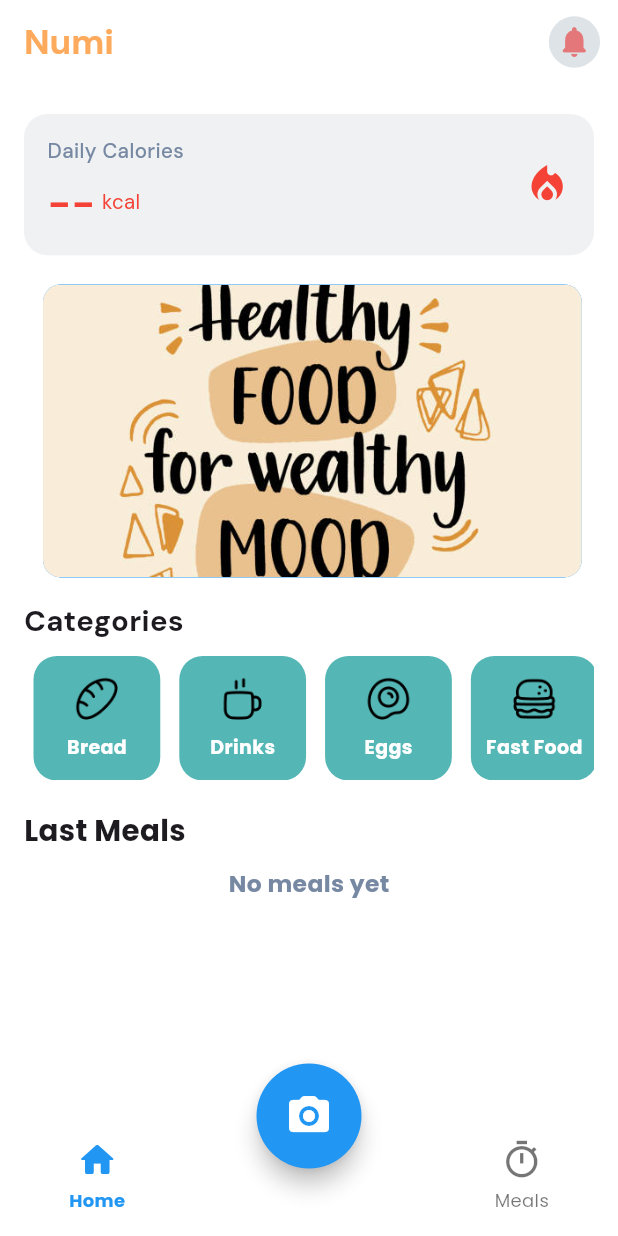
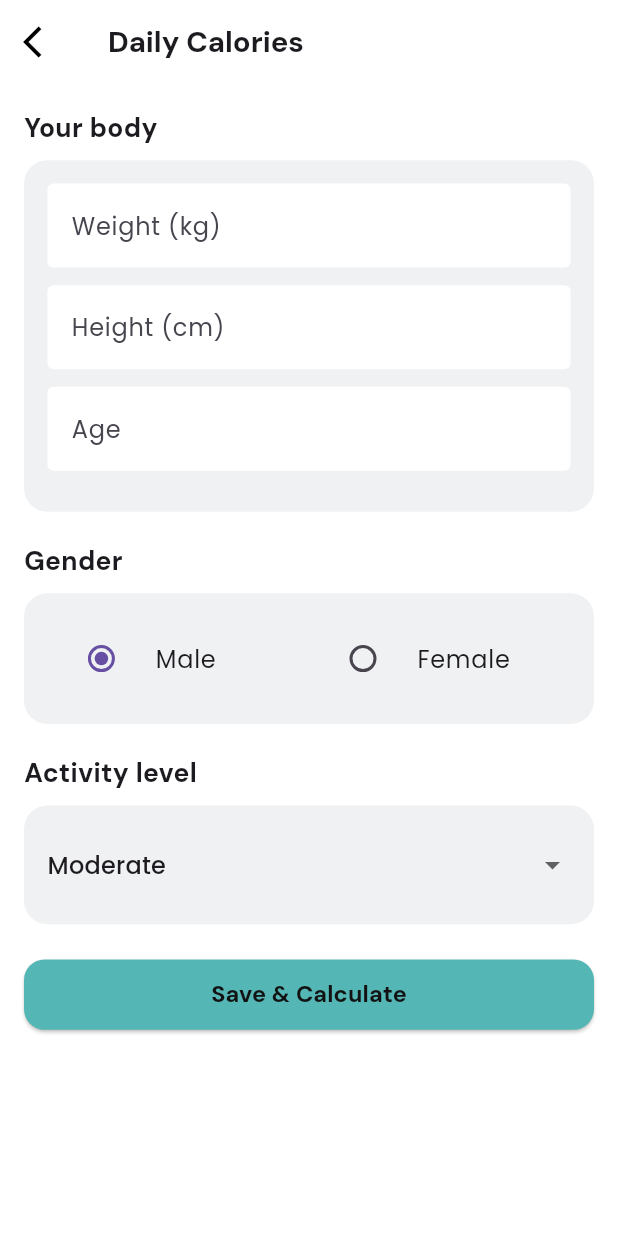
Before and after one commit to MahmudjonA/Numi, a Flutter app: the screen it shows after launch, after a tap on "Daily Calories", on a phone screen of 412 x 824 dp. Run offline on Flutter 3.47's test engine with Material 3 defaults, Android fonts, the phone set to English and light mode, and no system bars; our stand-ins replace dio, flutter_bloc, flutter_screenutil, get_it, google_fonts, hive and 3 more; accounts and stored records are empty.

Commit message:
Added Daily Category

```diff
--- a/lib/bloc_provider.dart
+++ b/lib/bloc_provider.dart
@@ -1,6 +1,7 @@
 import 'package:flutter/material.dart';
 import 'package:flutter_bloc/flutter_bloc.dart';
 import 'package:numi/features/home/presentation/bloc/meal/meal_bloc.dart';
+import 'package:numi/features/home/presentation/bloc/user_body_info/user_body_info_bloc.dart';
 
 import 'core/di/service_locator.dart';
 import 'features/home/presentation/bloc/food_prediction/food_prediction_bloc.dart';
@@ -19,6 +20,9 @@ class MyBlocProvider extends StatelessWidget {
           create: (context) => sl<FoodPredictionBloc>(),
         ),
         BlocProvider<MealBloc>(create: (context) => sl<MealBloc>()),
+        BlocProvider<UserBodyInfoBloc>(
+          create: (context) => sl<UserBodyInfoBloc>(),
+        ),
       ],
       child: child,
     );
--- a/lib/core/di/service_locator.dart
+++ b/lib/core/di/service_locator.dart
@@ -11,20 +11,34 @@ import 'package:numi/features/home/domain/repositories/meal_repo.dart';
 import 'package:numi/features/home/domain/use_cases/add_meal_use_case.dart';
 import 'package:numi/features/home/domain/use_cases/food_prediction_use_case.dart';
 import 'package:hive_flutter/hive_flutter.dart';
+import '../../features/home/data/data_sources/local/user_body_local_data_source.dart';
+import '../../features/home/data/data_sources/local/user_body_local_data_source_impl.dart';
 import '../../features/home/data/models/meal_model.dart';
+import '../../features/home/data/models/user_body_info_model.dart';
+import '../../features/home/data/repositories/user_body_repository_impl.dart';
+import '../../features/home/domain/repositories/user_body_repo.dart';
+import '../../features/home/domain/use_cases/calculate_daily_calories_use_case.dart';
 import '../../features/home/domain/use_cases/delete_meal_use_case.dart';
 import '../../features/home/domain/use_cases/get_meal_use_case.dart';
+import '../../features/home/domain/use_cases/get_user_body_info_use_case.dart';
+import '../../features/home/domain/use_cases/save_user_body_info_use_case.dart';
 import '../../features/home/presentation/bloc/food_prediction/food_prediction_bloc.dart';
 import '../../features/home/presentation/bloc/meal/meal_bloc.dart';
 import '../../features/home/presentation/bloc/meal/meal_event.dart';
+import '../../features/home/presentation/bloc/user_body_info/user_body_info_bloc.dart';
+import '../../features/home/presentation/bloc/user_body_info/user_body_info_event.dart';
 
 final sl = GetIt.instance;
 
 Future<void> setup() async {
   sl.registerLazySingleton(() => Dio());
   await Hive.initFlutter();
+
   Hive.registerAdapter(MealModelAdapter());
+  Hive.registerAdapter(UserBodyInfoModelAdapter());
+
   await Hive.openBox<MealModel>('meals');
+  await Hive.openBox<UserBodyInfoModel>('user_body');
 
   //! Data sources
   sl.registerLazySingleton<FoodPredictionRemoteDataSource>(
@@ -35,20 +49,35 @@ Future<void> setup() async {
     () => MealLocalDataSourceImpl(),
   );
 
+  sl.registerLazySingleton<UserBodyLocalDataSource>(
+    () => UserBodyLocalDataSourceImpl(),
+  );
+
   //! Repositories
   sl.registerLazySingleton<FoodPredictionRepo>(
     () => FoodPredictionImpl(remoteDataSource: sl()),
   );
   sl.registerLazySingleton<MealRepo>(() => MealRepositoryImpl(sl()));
 
+  sl.registerLazySingleton<UserBodyRepo>(() => UserBodyRepositoryImpl(sl()));
+
   //! Use cases
   sl.registerLazySingleton(() => FoodPredictionUseCase(sl()));
   sl.registerLazySingleton(() => AddMealUseCase(sl()));
   sl.registerLazySingleton(() => GetMealsUseCase(sl()));
   sl.registerLazySingleton(() => DeleteMealUseCase(sl()));
+  sl.registerLazySingleton(() => GetUserBodyInfoUseCase(sl()));
+  sl.registerLazySingleton(() => SaveUserBodyInfoUseCase(sl()));
+  sl.registerLazySingleton(() => CalculateDailyCaloriesUseCase());
+
 
   //! Bloc
   sl.registerLazySingleton(() => FoodPredictionBloc(sl()));
-  sl.registerLazySingleton(() => MealBloc(sl(), sl(), sl())..add(LoadMealsEvent()));
+  sl.registerLazySingleton(
+    () => MealBloc(sl(), sl(), sl())..add(LoadMealsEvent()),
+  );
 
+  sl.registerLazySingleton(
+    () => UserBodyInfoBloc(sl(), sl(),sl())..add(LoadUserBodyInfoEvent()),
+  );
 }
--- /dev/null
+++ b/lib/features/home/data/data_sources/local/user_body_local_data_source_impl.dart
@@ -0,0 +1,61 @@
+import 'package:hive/hive.dart';
+import '../../../domain/entities/user_body_info.dart';
+import '../../models/user_body_info_model.dart';
+import 'user_body_local_data_source.dart';
+import '../../../../../core/logger.dart';
+
+class UserBodyLocalDataSourceImpl implements UserBodyLocalDataSource {
+  static const String _boxName = 'user_body';
+  static const String _key = 'user_body_info';
+
+  Box<UserBodyInfoModel> get _box => Hive.box<UserBodyInfoModel>(_boxName);
+
+  @override
+  Future<UserBodyInfoModel?> getUserBodyInfo() async {
+    try {
+      LoggerService.info('📦 [Hive] Fetching user body info...');
+
+      final bodyInfo = _box.get(_key);
+
+      if (bodyInfo == null) {
+        LoggerService.warning('⚠️ [Hive] No user body info found');
+        return null;
+      }
+
+      LoggerService.debug(
+        '✅ [Hive] User body info loaded '
+        '(weight=${bodyInfo.weightKg}, height=${bodyInfo.heightCm})',
+      );
+
+      return bodyInfo;
+    } catch (e) {
+      LoggerService.error(
+        '❌ [Hive] Failed to fetch user body info | Error: $e',
+      );
+      rethrow;
+    }
+  }
+
+  @override
+  Future<void> saveUserBodyInfo({
+    required UserBodyInfoModel userBodyInfo,
+  }) async {
+    try {
+      LoggerService.info(
+        '📦 [Hive] Saving user body info '
+        '(weight=${userBodyInfo.weightKg}, '
+        'height=${userBodyInfo.heightCm}, '
+        'age=${userBodyInfo.age}, '
+        'gender=${Gender.values[userBodyInfo.gender]}, '
+        'activity=${ActivityLevel.values[userBodyInfo.activityLevel]})',
+      );
+
+      await _box.put(_key, userBodyInfo);
+
+      LoggerService.debug('✅ [Hive] User body info saved successfully');
+    } catch (e) {
+      LoggerService.error('❌ [Hive] Failed to save user body info | Error: $e');
+      rethrow;
+    }
+  }
+}
--- a/lib/features/home/data/models/meal_model.dart
+++ b/lib/features/home/data/models/meal_model.dart
@@ -1,7 +1,7 @@
 import 'package:hive/hive.dart';
 import '../../domain/entities/meal.dart';
+part 'meal_model.g.dart';
 
-part 'meal_model.g.dart';
 @HiveType(typeId: 0)
 class MealModel extends HiveObject {
   @HiveField(0)
--- /dev/null
+++ b/lib/features/home/data/models/user_body_info_model.dart
@@ -0,0 +1,51 @@
+import 'package:hive/hive.dart';
+import '../../domain/entities/user_body_info.dart';
+part 'user_body_info_model.g.dart';
+
+@HiveType(typeId: 1)
+class UserBodyInfoModel extends HiveObject {
+  @HiveField(0)
+  final double weightKg;
+
+  @HiveField(1)
+  final double heightCm;
+
+  @HiveField(2)
+  final int age;
+
+  @HiveField(3)
+  final int gender; // enum index
+
+  @HiveField(4)
+  final int activityLevel; // enum index
+
+  UserBodyInfoModel({
+    required this.weightKg,
+    required this.heightCm,
+    required this.age,
+    required this.gender,
+    required this.activityLevel,
+  });
+
+  /// Model → Entity
+  UserBodyInfo toEntity() {
+    return UserBodyInfo(
+      weightKg: weightKg,
+      heightCm: heightCm,
+      age: age,
+      gender: Gender.values[gender],
+      activityLevel: ActivityLevel.values[activityLevel],
+    );
+  }
+
+  /// Entity → Model
+  factory UserBodyInfoModel.fromEntity(UserBodyInfo entity) {
+    return UserBodyInfoModel(
+      weightKg: entity.weightKg,
+      heightCm: entity.heightCm,
+      age: entity.age,
+      gender: entity.gender.index,
+      activityLevel: entity.activityLevel.index,
+    );
+  }
+}
--- /dev/null
+++ b/lib/features/home/data/repositories/user_body_repository_impl.dart
@@ -0,0 +1,26 @@
+import 'package:numi/features/home/data/data_sources/local/user_body_local_data_source.dart';
+import 'package:numi/features/home/data/models/user_body_info_model.dart';
+import 'package:numi/features/home/domain/entities/user_body_info.dart';
+import 'package:numi/features/home/domain/repositories/user_body_repo.dart';
+
+class UserBodyRepositoryImpl implements UserBodyRepo {
+  final UserBodyLocalDataSource localDataSource;
+
+  UserBodyRepositoryImpl(this.localDataSource);
+
+  @override
+  Future<UserBodyInfo?> getUserBodyInfo() async {
+    final model = await localDataSource.getUserBodyInfo();
+
+    if (model == null) return null;
+
+    return model.toEntity();
+  }
+
+  @override
+  Future<void> saveUserBodyInfo({required UserBodyInfo userBodyInfo}) async {
+    final model = UserBodyInfoModel.fromEntity(userBodyInfo);
+
+    await localDataSource.saveUserBodyInfo(userBodyInfo: model);
+  }
+}
--- a/lib/features/home/domain/entities/user_body_info.dart
+++ b/lib/features/home/domain/entities/user_body_info.dart
@@ -1,14 +1,14 @@
 enum Gender {
-  male,
-  female,
+  Male,
+  Female,
 }
 
 enum ActivityLevel {
-  sedentary,
-  light,
-  moderate,
-  active,
-  veryActive,
+  Sedentary,
+  Light,
+  Moderate,
+  Active,
+  VeryActive,
 }
 
 class UserBodyInfo {
--- a/lib/features/home/domain/repositories/user_body_repo.dart
+++ b/lib/features/home/domain/repositories/user_body_repo.dart
@@ -1,7 +1,7 @@
 import 'package:numi/features/home/domain/entities/user_body_info.dart';
 
 abstract class UserBodyRepo {
-  Future<UserBodyInfo> getUserBodyInfo();
+  Future<UserBodyInfo?> getUserBodyInfo();
 
-  Future<void> updateUserBodyInfo({required UserBodyInfo userBodyInfo});
+  Future<void> saveUserBodyInfo({required UserBodyInfo userBodyInfo});
 }
--- a/lib/features/home/domain/use_cases/get_user_body_info_use_case.dart
+++ b/lib/features/home/domain/use_cases/get_user_body_info_use_case.dart
@@ -6,7 +6,7 @@ class GetUserBodyInfoUseCase {
 
   GetUserBodyInfoUseCase(this.userBodyRepo);
 
-  Future<UserBodyInfo> call() {
+  Future<UserBodyInfo?> call() {
     return userBodyRepo.getUserBodyInfo();
   }
 }
--- a/lib/features/home/domain/use_cases/update_user_body_info_use_case.dart
+++ b/lib/features/home/domain/use_cases/save_user_body_info_use_case.dart
@@ -1,12 +1,12 @@
 import 'package:numi/features/home/domain/repositories/user_body_repo.dart';
 import '../entities/user_body_info.dart';
 
-class UpdateUserBodyInfoUseCase {
+class SaveUserBodyInfoUseCase {
   final UserBodyRepo userRepository;
 
-  UpdateUserBodyInfoUseCase(this.userRepository);
+  SaveUserBodyInfoUseCase(this.userRepository);
 
   Future<void> call(UserBodyInfo bodyInfo) {
-    return userRepository.updateUserBodyInfo(userBodyInfo: bodyInfo);
+    return userRepository.saveUserBodyInfo(userBodyInfo: bodyInfo);
   }
 }
--- /dev/null
+++ b/lib/features/home/presentation/bloc/user_body_info/user_body_info_bloc.dart
@@ -0,0 +1,55 @@
+import 'package:flutter_bloc/flutter_bloc.dart';
+import 'package:numi/features/home/domain/use_cases/get_user_body_info_use_case.dart';
+import 'package:numi/features/home/domain/use_cases/save_user_body_info_use_case.dart';
+
+import '../../../domain/use_cases/calculate_daily_calories_use_case.dart';
+import 'user_body_info_event.dart';
+import 'user_body_info_state.dart';
+
+class UserBodyInfoBloc extends Bloc<UserBodyInfoEvent, UserBodyInfoState> {
+  final GetUserBodyInfoUseCase getUserBodyInfoUseCase;
+  final SaveUserBodyInfoUseCase saveUserBodyInfoUseCase;
+  final CalculateDailyCaloriesUseCase calculateDailyCaloriesUseCase;
+
+  UserBodyInfoBloc(
+    this.getUserBodyInfoUseCase,
+    this.saveUserBodyInfoUseCase,
+    this.calculateDailyCaloriesUseCase,
+  ) : super(UserBodyInfoInitial()) {
+    /// LOAD
+    on<LoadUserBodyInfoEvent>((event, emit) async {
+      emit(UserBodyInfoLoading());
+
+      try {
+        final info = await getUserBodyInfoUseCase();
+
+        if (info == null) {
+          emit(UserBodyInfoEmpty());
+          return;
+        }
+
+        final calories = calculateDailyCaloriesUseCase(info);
+
+        emit(UserBodyInfoLoaded(userBodyInfo: info, dailyCalories: calories));
+      } catch (e) {
+        emit(UserBodyInfoError(message: e.toString()));
+      }
+    });
+
+    /// SAVE / UPDATE
+    on<SaveUserBodyInfoEvent>((event, emit) async {
+      emit(UserBodyInfoLoading());
+      try {
+        await saveUserBodyInfoUseCase(event.userBodyInfo);
+        emit(
+          UserBodyInfoLoaded(
+            userBodyInfo: event.userBodyInfo,
+            dailyCalories: calculateDailyCaloriesUseCase(event.userBodyInfo),
+          ),
+        );
+      } catch (e) {
+        emit(UserBodyInfoError(message: e.toString()));
+      }
+    });
+  }
+}
--- /dev/null
+++ b/lib/features/home/presentation/bloc/user_body_info/user_body_info_event.dart
@@ -0,0 +1,17 @@
+import 'package:numi/features/home/domain/entities/user_body_info.dart';
+
+abstract class UserBodyInfoEvent {
+  const UserBodyInfoEvent();
+}
+
+/// Load saved user body info
+class LoadUserBodyInfoEvent extends UserBodyInfoEvent {}
+
+/// Save / Update user body info
+class SaveUserBodyInfoEvent extends UserBodyInfoEvent {
+  final UserBodyInfo userBodyInfo;
+
+  const SaveUserBodyInfoEvent({
+    required this.userBodyInfo,
+  });
+}
--- /dev/null
+++ b/lib/features/home/presentation/bloc/user_body_info/user_body_info_state.dart
@@ -0,0 +1,29 @@
+import 'package:numi/features/home/domain/entities/user_body_info.dart';
+
+abstract class UserBodyInfoState {
+  const UserBodyInfoState();
+}
+
+class UserBodyInfoInitial extends UserBodyInfoState {}
+
+class UserBodyInfoLoading extends UserBodyInfoState {}
+
+class UserBodyInfoLoaded extends UserBodyInfoState {
+  final UserBodyInfo userBodyInfo;
+  final int dailyCalories;
+
+  const UserBodyInfoLoaded({
+    required this.userBodyInfo,
+    required this.dailyCalories,
+  });
+}
+
+class UserBodyInfoEmpty extends UserBodyInfoState {}
+
+class UserBodyInfoError extends UserBodyInfoState {
+  final String message;
+
+  const UserBodyInfoError({
+    required this.message,
+  });
+}
--- /dev/null
+++ b/lib/features/home/presentation/pages/daily_calories_page.dart
@@ -0,0 +1,208 @@
+import 'package:flutter/material.dart';
+import 'package:flutter_bloc/flutter_bloc.dart';
+import 'package:flutter_screenutil/flutter_screenutil.dart';
+import 'package:google_fonts/google_fonts.dart';
+import 'package:numi/core/app_colors.dart';
+import 'package:numi/core/widgets/padding_wg.dart';
+import 'package:numi/features/home/domain/entities/user_body_info.dart';
+import 'package:numi/features/home/presentation/bloc/user_body_info/user_body_info_bloc.dart';
+import 'package:numi/features/home/presentation/bloc/user_body_info/user_body_info_event.dart';
+import 'package:numi/features/home/presentation/bloc/user_body_info/user_body_info_state.dart';
+
+class DailyCaloriesPage extends StatefulWidget {
+  const DailyCaloriesPage({super.key});
+
+  @override
+  State<DailyCaloriesPage> createState() => _DailyCaloriesPageState();
+}
+
+class _DailyCaloriesPageState extends State<DailyCaloriesPage> {
+  final _weightCtrl = TextEditingController();
+  final _heightCtrl = TextEditingController();
+  final _ageCtrl = TextEditingController();
+
+  Gender _gender = Gender.Male;
+  ActivityLevel _activityLevel = ActivityLevel.Moderate;
+
+  @override
+  void initState() {
+    super.initState();
+    context.read<UserBodyInfoBloc>().add(LoadUserBodyInfoEvent());
+  }
+
+  void _save() {
+    final weight = double.tryParse(_weightCtrl.text);
+    final height = double.tryParse(_heightCtrl.text);
+    final age = int.tryParse(_ageCtrl.text);
+
+    if (weight == null || height == null || age == null) return;
+
+    final bodyInfo = UserBodyInfo(
+      weightKg: weight,
+      heightCm: height,
+      age: age,
+      gender: _gender,
+      activityLevel: _activityLevel,
+    );
+
+    context.read<UserBodyInfoBloc>().add(
+      SaveUserBodyInfoEvent(userBodyInfo: bodyInfo),
+    );
+
+    Navigator.pop(context);
+  }
+
+  @override
+  Widget build(BuildContext context) {
+    return Scaffold(
+      backgroundColor: AppColors.backgroundLight,
+      appBar: AppBar(
+        backgroundColor: AppColors.backgroundLight,
+        elevation: 0,
+        title: Text(
+          "Daily Calories",
+          style: GoogleFonts.dmSans(
+            fontSize: 20.sp,
+            fontWeight: FontWeight.bold,
+          ),
+        ),
+        leading: IconButton(
+          icon: Icon(Icons.arrow_back_ios, size: 24.w, color: Colors.black),
+          onPressed: () => Navigator.pop(context),
+        ),
+      ),
+      body: BlocListener<UserBodyInfoBloc, UserBodyInfoState>(
+        listener: (context, state) {
+          if (state is UserBodyInfoLoaded) {
+            _weightCtrl.text = state.userBodyInfo.weightKg.toString();
+            _heightCtrl.text = state.userBodyInfo.heightCm.toString();
+            _ageCtrl.text = state.userBodyInfo.age.toString();
+
+            setState(() {
+              _gender = state.userBodyInfo.gender;
+              _activityLevel = state.userBodyInfo.activityLevel;
+            });
+          }
+        },
+        child: PaddingWg(
+          child: Column(
+            crossAxisAlignment: CrossAxisAlignment.start,
+            children: [
+              _sectionTitle("Your body"),
+              _card(
+                child: Column(
+                  children: [
+                    _inputField(_weightCtrl, "Weight (kg)"),
+                    _inputField(_heightCtrl, "Height (cm)"),
+                    _inputField(_ageCtrl, "Age"),
+                  ],
+                ),
+              ),
+              SizedBox(height: 20.h),
+
+              _sectionTitle("Gender"),
+              _card(
+                child: Row(
+                  children: Gender.values.map((g) {
+                    return Expanded(
+                      child: RadioListTile<Gender>(
+                        value: g,
+                        groupValue: _gender,
+                        title: Text(g.name),
+                        onChanged: (v) => setState(() => _gender = v!),
+                      ),
+                    );
+                  }).toList(),
+                ),
+              ),
+              SizedBox(height: 20.h),
+
+              _sectionTitle("Activity level"),
+              _card(
+                child: DropdownButtonFormField<ActivityLevel>(
+                  value: _activityLevel,
+                  dropdownColor: AppColors.backgroundLight,
+                  decoration: const InputDecoration(
+                    border: InputBorder.none,
+                  ),
+                  items: ActivityLevel.values.map((a) {
+                    return DropdownMenuItem(
+                      value: a,
+                      child: Text(a.name),
+                    );
+                  }).toList(),
+                  onChanged: (v) => setState(() => _activityLevel = v!),
+                ),
+              ),
+              SizedBox(height: 24.h),
+
+              SizedBox(
+                width: double.infinity,
+                height: 48.h,
+                child: ElevatedButton(
+                  onPressed: _save,
+                  style: ElevatedButton.styleFrom(
+                    backgroundColor: AppColors.lightGreen,
+                    shape: RoundedRectangleBorder(
+                      borderRadius: BorderRadius.circular(14.r),
+                    ),
+                  ),
+                  child: Text(
+                    "Save & Calculate",
+                    style: GoogleFonts.dmSans(
+                      fontSize: 16.sp,
+                      fontWeight: FontWeight.bold,
+                      color: AppColors.backgroundDark,
+                    ),
+                  ),
+                ),
+              ),
+            ],
+          ),
+        ),
+      ),
+    );
+  }
+
+  /// ---------- UI helpers ----------
+
+  Widget _card({required Widget child}) {
+    return Container(
+      padding: EdgeInsets.all(16.r),
+      decoration: BoxDecoration(
+        color: AppColors.searchColor,
+        borderRadius: BorderRadius.circular(16.r),
+      ),
+      child: child,
+    );
+  }
+
+  Widget _inputField(TextEditingController controller, String label) {
+    return Padding(
+      padding: EdgeInsets.only(bottom: 12.h),
+      child: TextField(
+        controller: controller,
+        keyboardType: TextInputType.number,
+        decoration: InputDecoration(
+          labelText: label,
+          border: const OutlineInputBorder(borderSide: BorderSide.none),
+          filled: true,
+          fillColor: AppColors.backgroundLight,
+        ),
+      ),
+    );
+  }
+
+  Widget _sectionTitle(String text) {
+    return Padding(
+      padding: EdgeInsets.only(bottom: 10.h),
+      child: Text(
+        text,
+        style: GoogleFonts.dmSans(
+          fontSize: 18.sp,
+          fontWeight: FontWeight.bold,
+        ),
+      ),
+    );
+  }
+}
--- a/lib/features/home/presentation/pages/home_page.dart
+++ b/lib/features/home/presentation/pages/home_page.dart
@@ -3,10 +3,12 @@ import 'package:flutter_bloc/flutter_bloc.dart';
 import 'package:flutter_screenutil/flutter_screenutil.dart';
 import 'package:google_fonts/google_fonts.dart';
 import 'package:numi/core/widgets/padding_wg.dart';
+import 'package:numi/features/home/presentation/pages/daily_calories_page.dart';
 import 'package:numi/features/home/presentation/widgets/app_bar_wg.dart';
 import 'package:numi/features/home/presentation/widgets/banners_wg.dart';
 import 'package:numi/features/home/presentation/widgets/categories_wg.dart';
 import 'package:numi/features/home/presentation/widgets/last_meal_wg.dart';
+import '../../domain/use_cases/group_meals_by_day_use_case.dart';
 import '../bloc/food_prediction/food_prediction_bloc.dart';
 import '../bloc/food_prediction/food_prediction_state.dart';
 import '../bloc/meal/meal_bloc.dart';
@@ -55,7 +57,18 @@ class HomePage extends StatelessWidget {
           child: Column(
             crossAxisAlignment: CrossAxisAlignment.start,
             children: [
-              DailyCaloriesCard(onPress: () {}),
+              DailyCaloriesCard(
+                onPress: () {
+                  Navigator.push(
+                    context,
+                    MaterialPageRoute(
+                      builder: (_) {
+                        return const DailyCaloriesPage();
+                      },
+                    ),
+                  );
+                },
+              ),
               SizedBox(height: 20.h),
               BannersWg(),
               SizedBox(height: 15.h),
@@ -85,7 +98,16 @@ class HomePage extends StatelessWidget {
                   }
 
                   if (state is MealLoaded) {
-                    return LastMealWg(meals: state.meals);
+                    final groupMealsByDay = GroupMealsByDayUseCase();
+                    final grouped = groupMealsByDay(state.meals);
+                    final today = DateTime.now();
+                    final todayKey = DateTime(
+                      today.year,
+                      today.month,
+                      today.day,
+                    );
+
+                    return LastMealWg(meals: grouped[todayKey] ?? []);
                   }
                   return SizedBox();
                 },
--- a/lib/features/home/presentation/widgets/daily_calories_card.dart
+++ b/lib/features/home/presentation/widgets/daily_calories_card.dart
@@ -1,17 +1,26 @@
 import 'package:flutter/material.dart';
+import 'package:flutter_bloc/flutter_bloc.dart';
 import 'package:flutter_screenutil/flutter_screenutil.dart';
 import 'package:google_fonts/google_fonts.dart';
 import 'package:numi/core/app_colors.dart';
+import 'package:numi/features/home/presentation/bloc/user_body_info/user_body_info_bloc.dart';
+import 'package:numi/features/home/presentation/bloc/user_body_info/user_body_info_state.dart';
+
 class DailyCaloriesCard extends StatelessWidget {
   final VoidCallback onPress;
 
-  const DailyCaloriesCard({
-    super.key,
-    required this.onPress,
-  });
+  const DailyCaloriesCard({super.key, required this.onPress});
 
   @override
   Widget build(BuildContext context) {
+    return BlocBuilder<UserBodyInfoBloc, UserBodyInfoState>(
+      builder: (context, state) {
+        String caloriesText = '--';
+
+        if (state is UserBodyInfoLoaded) {
+          caloriesText = state.dailyCalories.toString();
+        }
+
         return Material(
           color: Colors.transparent,
           child: InkWell(
@@ -24,9 +33,10 @@ class DailyCaloriesCard extends StatelessWidget {
                 borderRadius: BorderRadius.circular(16.r),
               ),
               child: Row(
-            mainAxisAlignment: MainAxisAlignment.spaceBetween,
                 children: [
-              Column(
+                  /// LEFT (text) — constrained
+                  Expanded(
+                    child: Column(
                       crossAxisAlignment: CrossAxisAlignment.start,
                       children: [
                         Text(
@@ -41,12 +51,14 @@ class DailyCaloriesCard extends StatelessWidget {
                         Row(
                           children: [
                             Text(
-                        "--",
+                              caloriesText,
                               style: GoogleFonts.dmSans(
                                 fontSize: 28.sp,
                                 fontWeight: FontWeight.bold,
                                 color: Colors.red,
                               ),
+                              maxLines: 1,
+                              overflow: TextOverflow.ellipsis,
                             ),
                             SizedBox(width: 4.w),
                             Text(
@@ -60,6 +72,9 @@ class DailyCaloriesCard extends StatelessWidget {
                         ),
                       ],
                     ),
+                  ),
+
+                  /// RIGHT (icon)
                   Icon(
                     Icons.local_fire_department,
                     color: Colors.red,
@@ -70,5 +85,7 @@ class DailyCaloriesCard extends StatelessWidget {
             ),
           ),
         );
+      },
+    );
   }
 }
```
Also changed, not shown: lib/features/home/data/data_sources/local/user_body_local_data_source.dart (added, +9 -0 lines), lib/features/home/domain/use_cases/calculate_daily_calories_use_case.dart (added, +36 -0 lines), lib/features/home/data/models/user_body_info_model.g.dart (added). Lines whose indentation alone changed are shown as unchanged.
